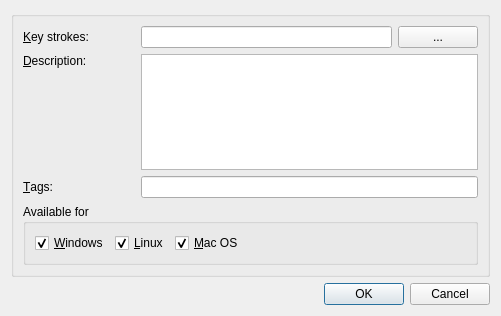
Slesa/Trinity, file src/grauchy/src/grauchy/hotkeydialog.ui: the form before one commit.
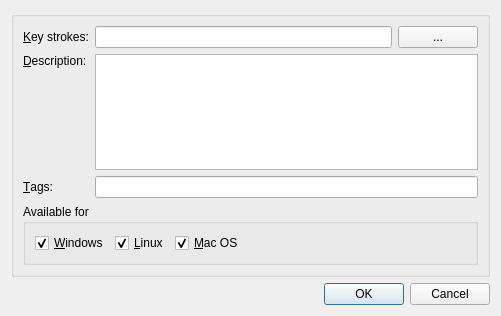
The form after the commit.

```diff
--- a/src/grauchy/src/grauchy/hotkeydialog.ui
+++ b/src/grauchy/src/grauchy/hotkeydialog.ui
@@ -37,22 +37,6 @@
        </widget>
       </item>
       <item row="0" column="1">
-       <spacer name="spacerStroke">
-        <property name="orientation">
-         <enum>Qt::Horizontal</enum>
-        </property>
-        <property name="sizeType">
-         <enum>QSizePolicy::Minimum</enum>
-        </property>
-        <property name="sizeHint" stdset="0">
-         <size>
-          <width>40</width>
-          <height>20</height>
-         </size>
-        </property>
-       </spacer>
-      </item>
-      <item row="0" column="2">
        <layout class="QHBoxLayout" name="horizontalLayout">
         <item>
          <widget class="QLineEdit" name="lineStrokes"/>
@@ -80,22 +64,6 @@
        </widget>
       </item>
       <item row="1" column="1">
-       <spacer name="spacerDescription">
-        <property name="orientation">
-         <enum>Qt::Horizontal</enum>
-        </property>
-        <property name="sizeType">
-         <enum>QSizePolicy::Minimum</enum>
-        </property>
-        <property name="sizeHint" stdset="0">
-         <size>
-          <width>40</width>
-          <height>20</height>
-         </size>
-        </property>
-       </spacer>
-      </item>
-      <item row="1" column="2">
        <widget class="QTextEdit" name="textDescription"/>
       </item>
       <item row="2" column="0">
@@ -109,29 +77,13 @@
        </widget>
       </item>
       <item row="2" column="1">
-       <spacer name="spacerTags">
-        <property name="orientation">
-         <enum>Qt::Horizontal</enum>
-        </property>
-        <property name="sizeType">
-         <enum>QSizePolicy::Minimum</enum>
-        </property>
-        <property name="sizeHint" stdset="0">
-         <size>
-          <width>40</width>
-          <height>20</height>
-         </size>
-        </property>
-       </spacer>
-      </item>
-      <item row="2" column="2">
        <widget class="QLineEdit" name="lineTags">
         <property name="toolTip">
          <string>&lt;html&gt;&lt;head/&gt;&lt;body&gt;&lt;p&gt;Enter a list of &lt;span style=&quot; font-weight:600;&quot;&gt;tag&lt;/span&gt; words, separated by comma.&lt;/p&gt;&lt;/body&gt;&lt;/html&gt;</string>
         </property>
        </widget>
       </item>
-      <item row="3" column="0" colspan="3">
+      <item row="3" column="0" colspan="2">
        <widget class="QGroupBox" name="groupSystem">
         <property name="title">
          <string>Available for</string>
```
